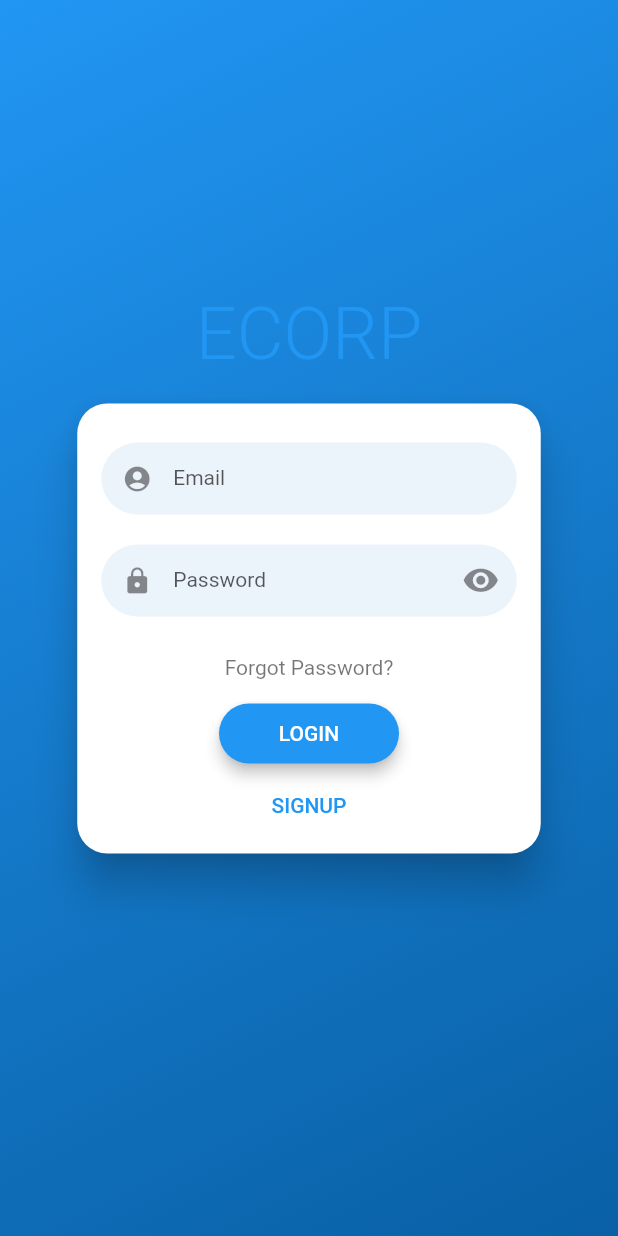
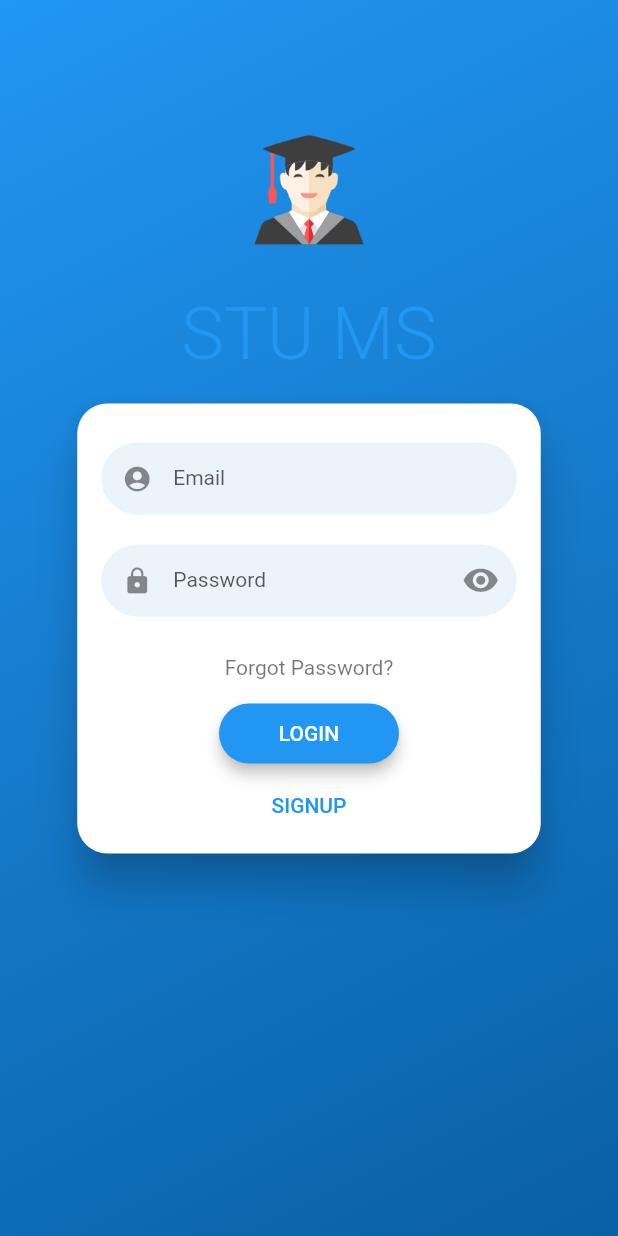
Before and after one commit to cepdnaclk/e16-co328-Student-Management-System, a Flutter app: the screen it shows after launch, on a phone screen of 412 x 824 dp. Run offline on Flutter 3.47's test engine with Material 2 defaults, Android fonts, the light colour scheme and no system bars; drawn by our look-alikes of flutter_login; our stand-ins replace flutter_spinkit; missing offline and left inert: crypt, draw_graph.

Commit message:
done some UI tweeks

```diff
--- a/mobile_app_for_students/lib/login_signup.dart
+++ b/mobile_app_for_students/lib/login_signup.dart
@@ -38,8 +38,8 @@ class LoginScreen extends StatelessWidget {
   @override
   Widget build(BuildContext context) {
     return FlutterLogin(
-      title: 'ECORP',
-      // logo: 'assets/images/ecorp-lightblue.png',
+      title: 'STU MS',
+      logo: 'assets/images/student_icon.png',
       onLogin: _authUser,
       onSignup: _addUser,
       onSubmitAnimationCompleted: () {
--- a/mobile_app_for_students/lib/shared/loading_page.dart
+++ b/mobile_app_for_students/lib/shared/loading_page.dart
@@ -5,7 +5,6 @@ class Loading extends StatelessWidget {
   @override
   Widget build(BuildContext context) {
     return Container(
-      color: Colors.blue[800],
       child: Center(
         child: SpinKitFadingCube(
           color: Colors.blue[900],
--- a/mobile_app_for_students/pubspec.yaml
+++ b/mobile_app_for_students/pubspec.yaml
@@ -63,8 +63,8 @@ flutter:
   uses-material-design: true
 
   # To add assets to your application, add an assets section, like this:
-  # assets:
-  #   - images/a_dot_burr.jpeg
+  assets:
+    - assets/images/
   #   - images/a_dot_ham.jpeg
 
   # An image asset can refer to one or more resolution-specific "variants", see
```
Also changed, not shown: mobile_app_for_students/assets/images/student_icon.png (added).
